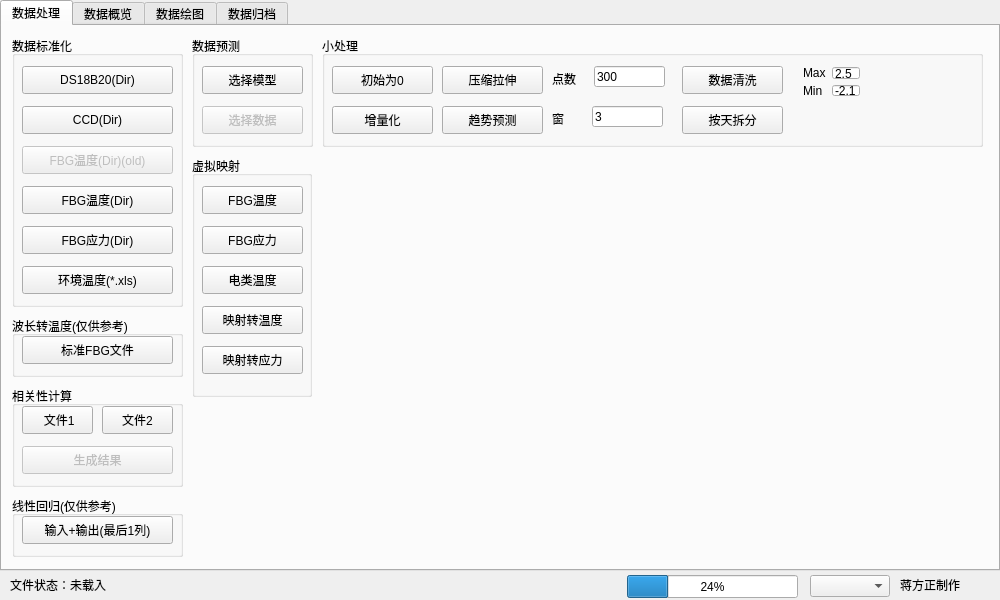
Old version of the form mainwindow.ui in the repository jiangfangzheng/JfzDataLab.
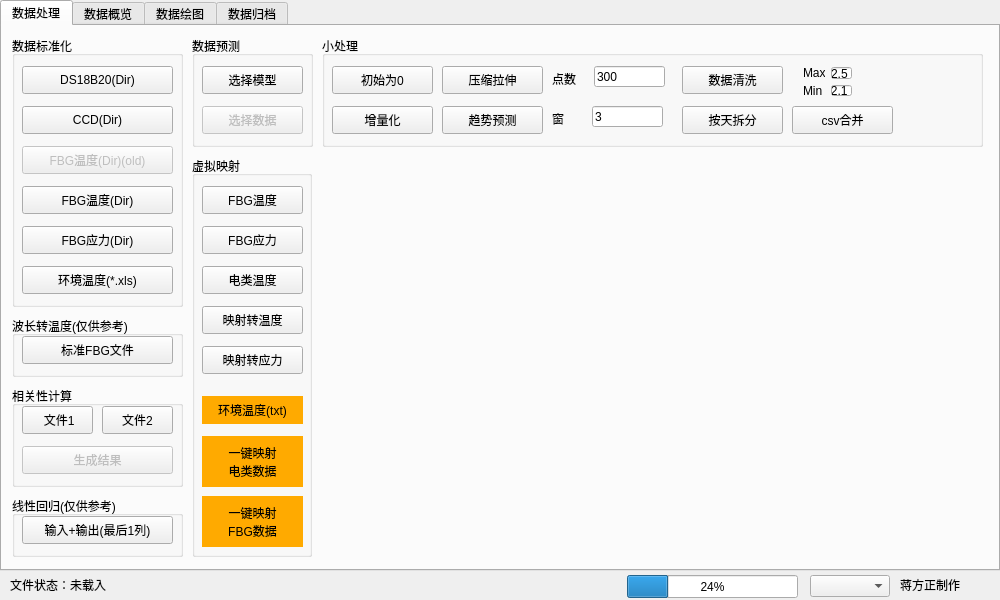
New version of the form. Custom widgets are drawn as their Qt base class.

Commit message: 数据合并\一键转换为虚拟映射文件\电类处理算法修复

Patch:
```diff
--- a/mainwindow.ui
+++ b/mainwindow.ui
@@ -419,7 +419,7 @@
         <rect>
          <x>470</x>
          <y>20</y>
-         <width>79</width>
+         <width>71</width>
          <height>51</height>
         </rect>
        </property>
@@ -467,6 +467,19 @@
         <string>按天拆分</string>
        </property>
       </widget>
+      <widget class="QPushButton" name="pushButton_CSVmerge">
+       <property name="geometry">
+        <rect>
+         <x>470</x>
+         <y>70</y>
+         <width>101</width>
+         <height>28</height>
+        </rect>
+       </property>
+       <property name="text">
+        <string>csv合并</string>
+       </property>
+      </widget>
      </widget>
      <widget class="QGroupBox" name="groupBox_17">
       <property name="geometry">
@@ -474,7 +487,7 @@
         <x>190</x>
         <y>130</y>
         <width>120</width>
-        <height>241</height>
+        <height>401</height>
        </rect>
       </property>
       <property name="title">
@@ -545,6 +558,56 @@
         <string>映射转应力</string>
        </property>
       </widget>
+      <widget class="QPushButton" name="pushButton_OriDS18toVirtual">
+       <property name="geometry">
+        <rect>
+         <x>10</x>
+         <y>280</y>
+         <width>101</width>
+         <height>51</height>
+        </rect>
+       </property>
+       <property name="styleSheet">
+        <string notr="true">QPushButton { background-color: rgb(255, 170, 0); border: none; }</string>
+       </property>
+       <property name="text">
+        <string>一键映射
+电类数据</string>
+       </property>
+      </widget>
+      <widget class="QPushButton" name="pushButton_OriFBGtoVirtual">
+       <property name="geometry">
+        <rect>
+         <x>10</x>
+         <y>340</y>
+         <width>101</width>
+         <height>51</height>
+        </rect>
+       </property>
+       <property name="styleSheet">
+        <string notr="true">QPushButton { background-color: rgb(255, 170, 0); border: none; }</string>
+       </property>
+       <property name="text">
+        <string>一键映射
+FBG数据</string>
+       </property>
+      </widget>
+      <widget class="QPushButton" name="pushButton_OriENVtoVirtual">
+       <property name="geometry">
+        <rect>
+         <x>10</x>
+         <y>240</y>
+         <width>101</width>
+         <height>28</height>
+        </rect>
+       </property>
+       <property name="styleSheet">
+        <string notr="true">QPushButton { background-color: rgb(255, 170, 0); border: none; }</string>
+       </property>
+       <property name="text">
+        <string>环境温度(txt)</string>
+       </property>
+      </widget>
      </widget>
     </widget>
     <widget class="QWidget" name="tab">
```
The commit also changes 7 other files.
